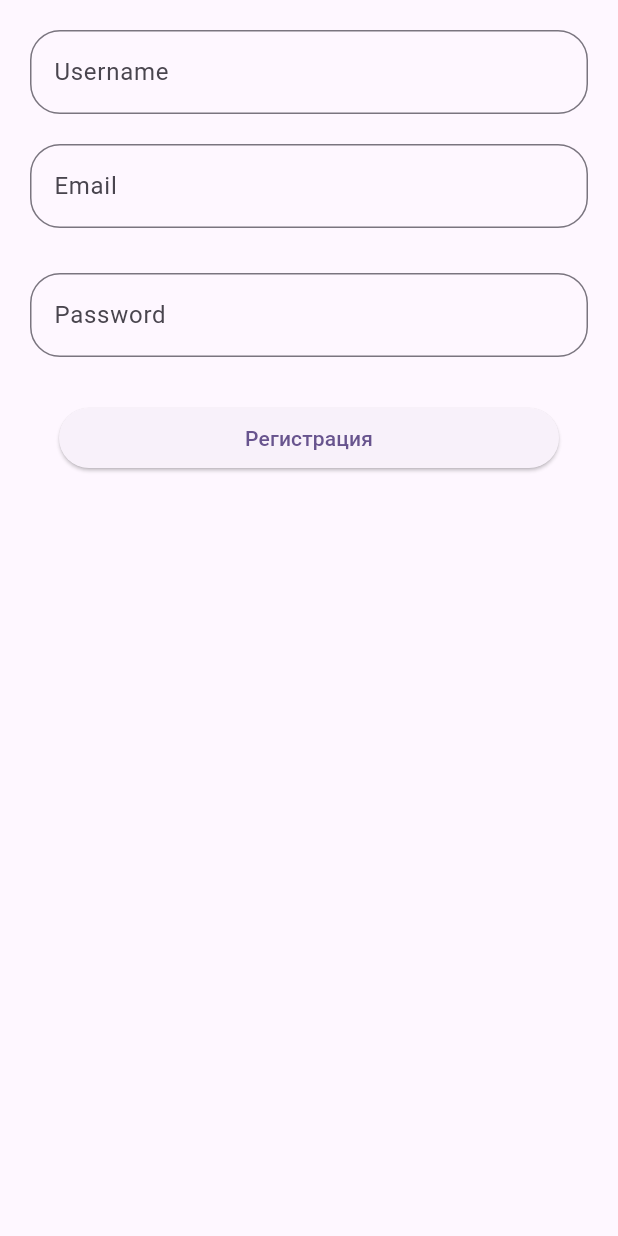
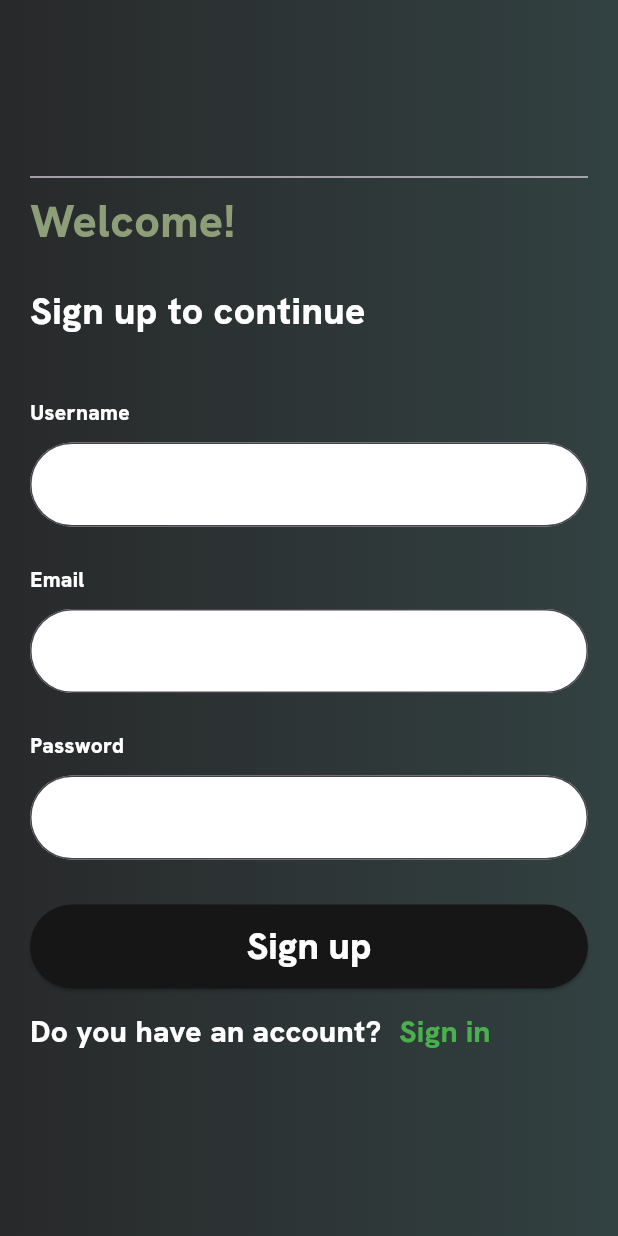
Before and after one commit to furnenshv123/keep_fit, a Flutter app: the AuthScreen widget shown alone on an empty page, opened directly, on a phone screen of 412 x 824 dp. Run offline on Flutter 3.47's test engine with Material 3 defaults, Android fonts, the phone set to English and light mode, and no system bars; our stand-ins replace auto_route, dartz, equatable, firebase_auth, firebase_core, get_it; accounts and stored records are empty.

Commit message:
add sigin signup screens

```diff
--- /dev/null
+++ b/devtools_options.yaml
@@ -0,0 +1,3 @@
+description: This file stores settings for Dart & Flutter DevTools.
+documentation: https://docs.flutter.dev/tools/devtools/extensions#configure-extension-enablement-states
+extensions:
--- a/lib/config/router/router.dart
+++ b/lib/config/router/router.dart
@@ -10,7 +10,8 @@ class AppRouter extends RootStackRouter{
     AutoRoute(page: HomeRoute.page, path: '/', children: [
       AutoRoute(page: DiaryRoute.page, path: 'diary'),
       AutoRoute(page: WeightRoute.page, path: 'weight'),
-      AutoRoute(page: AuthRoute.page, path: 'profile')
+      AutoRoute(page: AuthRoute.page, path: 'signup', ),
+      AutoRoute(page: SignInRoute.page, path: 'signin')
     ]),
   ];
 
--- a/lib/features/auth/presentation/view/auth_screen.dart
+++ b/lib/features/auth/presentation/view/auth_screen.dart
@@ -1,8 +1,13 @@
 import 'package:auto_route/auto_route.dart';
 import 'package:flutter/material.dart';
 import 'package:keep_fit/config/locator/locator.dart';
+import 'package:keep_fit/config/router/router.gr.dart';
 import 'package:keep_fit/features/auth/data/models/user_model.dart';
 import 'package:keep_fit/features/auth/domain/usecases/auth/signup_usecase.dart';
+import 'package:keep_fit/features/auth/presentation/widgets/button_widget_app.dart';
+import 'package:keep_fit/features/auth/presentation/widgets/change_auth_mode.dart';
+import 'package:keep_fit/features/auth/presentation/widgets/text_field_widget.dart';
+import 'package:keep_fit/themes/colors.dart';
 
 @RoutePage()
 class AuthScreen extends StatefulWidget {
@@ -16,60 +21,85 @@ class _ProfileScreenState extends State<AuthScreen> {
   final _emailController = TextEditingController();
   final _passwordController = TextEditingController();
   final _usernameController = TextEditingController();
-
+  bool changeMode = true;
   @override
   Widget build(BuildContext context) {
     return Container(
+      decoration: const BoxDecoration(
+        gradient: LinearGradient(
+          colors: [AppColors.secondForGradient, Color.fromRGBO(50, 65, 65, 1)],
+        ),
+      ),
       padding: const EdgeInsets.all(20),
       child: Column(
+        crossAxisAlignment: CrossAxisAlignment.start,
         children: [
-          TextField(
-            decoration: const InputDecoration(
-                border: OutlineInputBorder(
-                    borderRadius: BorderRadius.all(Radius.circular(20))),
-                labelText: 'Username'),
-            controller: _usernameController,
+          const SizedBox(
+            height: 90,
           ),
+          const Divider(),
+          const Text(
+            'Welcome!',
+            style: TextStyle(
+                fontFamily: "Hanken",
+                color: AppColors.defaultText,
+                fontSize: 30),
+          ),
+          const Padding(
+            padding: EdgeInsets.only(top: 20, bottom: 40),
+            child: Text('Sign up to continue',
+                style: TextStyle(
+                    fontFamily: "Hanken", color: Colors.white, fontSize: 25)),
+          ),
+          TextFieldWidget(
+              textLabel: 'Username', controller: _usernameController),
           const SizedBox(
-            height: 20,
+            height: 25,
           ),
-          TextField(
-            decoration: const InputDecoration(
-                border: OutlineInputBorder(
-                    borderRadius: BorderRadius.all(Radius.circular(20))),
-                labelText: 'Email'),
-            controller: _emailController,
+          TextFieldWidget(textLabel: 'Email', controller: _emailController),
+          const SizedBox(
+            height: 25,
+          ),
+          TextFieldWidget(
+            textLabel: 'Password',
+            controller: _passwordController,
+            obscureMod: true,
           ),
           const SizedBox(
             height: 30,
           ),
-          TextField(
-            decoration: const InputDecoration(
-                border: OutlineInputBorder(
-                    borderRadius: BorderRadius.all(Radius.circular(20))),
-                labelText: 'Password'),
-            controller: _passwordController,
-            obscureText: true,
+          const ButtonWidgetApp(
+              labelText: 'Sign up',
+              height: 56,
+              width: double.infinity,
+              fontSize: 25),
+          const SizedBox(
+            height: 5,
           ),
-          const SizedBox(
-            height: 30,
-          ),
-           ElevatedButton(
-              onPressed: () async {
-                var result = await getInstance<SignupUsecase>().call(UserModel(
-                    username: _usernameController.text,
-                    password: _passwordController.text,
-                    email: _emailController.text));
-                    result.fold((l){
-                      var snackBar = SnackBar(content: Text('Registraition failed! Try again'));
-                      ScaffoldMessenger.of(context).showSnackBar(snackBar);
-                    }, (r){
-                      AutoRouter.of(context).navigateNamed('diary');
-                    });
-              },
-              child: Container(
-                  padding: const EdgeInsets.symmetric(horizontal: 100),
-                  child: const Text('Регистрация')))
+          Container(
+            child: Row(
+              children: [
+                const Text(
+                  'Do you have an account?',
+                  style: TextStyle(
+                      fontFamily: "Hanken", color: Colors.white, fontSize: 20),
+                ),
+                TextButton(
+                    onPressed: () {
+
+                        AutoRouter.of(context).navigate(SignInRoute());
+
+                    },
+                    child: const Text(
+                      'Sign in',
+                      style: const TextStyle(
+                          fontFamily: "Hanken",
+                          color: AppColors.dedicatedText,
+                          fontSize: 20),
+                    ))
+              ],
+            ),
+          )
         ],
       ),
     );
--- /dev/null
+++ b/lib/features/auth/presentation/widgets/button_widget_app.dart
@@ -0,0 +1,39 @@
+import 'package:flutter/material.dart';
+import 'package:keep_fit/themes/colors.dart';
+
+class ButtonWidgetApp extends StatefulWidget {
+  const ButtonWidgetApp(
+      {super.key,
+      required this.labelText,
+      required this.height,
+      required this.width,
+      required this.fontSize});
+  final String labelText;
+  final double height;
+  final double width;
+  final double fontSize;
+  @override
+  State<ButtonWidgetApp> createState() => _ButtonWidgetAppState();
+}
+
+class _ButtonWidgetAppState extends State<ButtonWidgetApp> {
+  @override
+  Widget build(BuildContext context) {
+    return ElevatedButton(
+      onPressed: () {},
+      child: Container(
+        alignment: Alignment.center,
+        height: widget.height,
+        width: widget.width,
+        child: Text(widget.labelText),
+      ),
+      style: ButtonStyle(
+          textStyle: WidgetStatePropertyAll(TextStyle(
+              fontFamily: "Hanken",
+
+              fontSize: widget.fontSize)),
+          foregroundColor: const WidgetStatePropertyAll(Colors.white),
+          backgroundColor: const WidgetStatePropertyAll(AppColors.blackAppColor)
+    ));
+  }
+}
--- /dev/null
+++ b/lib/features/auth/presentation/widgets/text_field_widget.dart
@@ -0,0 +1,54 @@
+import 'package:flutter/material.dart';
+import 'package:keep_fit/themes/colors.dart';
+
+class TextFieldWidget extends StatefulWidget {
+  TextFieldWidget(
+      {super.key,
+      required this.textLabel,
+      required this.controller,
+      this.obscureMod = false});
+  final String textLabel;
+  final TextEditingController controller;
+  bool obscureMod;
+  @override
+  State<TextFieldWidget> createState() => _TextFieldWidgetState();
+}
+
+class _TextFieldWidgetState extends State<TextFieldWidget> {
+  @override
+  Widget build(BuildContext context) {
+    return Container(
+      child: Column(
+        crossAxisAlignment: CrossAxisAlignment.start,
+        children: [
+          Text(
+            widget.textLabel,
+            style: const TextStyle(
+              fontFamily: "Hanken",
+              color: Colors.white,
+            ),
+          ),
+          const SizedBox(
+            height: 10,
+          ),
+          TextField(
+            cursorColor: AppColors.blackAppColor,
+            decoration: const InputDecoration(
+
+              filled: true,
+              fillColor: Colors.white,
+              border: OutlineInputBorder(
+                  borderRadius: BorderRadius.all(Radius.circular(40))),
+              focusedBorder: OutlineInputBorder(borderRadius: BorderRadius.all(Radius.circular(40)),
+                borderSide: BorderSide(width: 3)
+              )
+
+            ),
+            controller: widget.controller,
+            obscureText: widget.obscureMod,
+          ),
+        ],
+      ),
+    );
+  }
+}
--- a/lib/features/main/presentation/widgets/model_nav_bar.dart
+++ b/lib/features/main/presentation/widgets/model_nav_bar.dart
@@ -4,5 +4,5 @@ class ModelNavBar {
   final IconData icon;
   final String name;
 
-  ModelNavBar({required this.icon, required this.name});
+  const ModelNavBar({required this.icon, required this.name});
 }
--- a/pubspec.yaml
+++ b/pubspec.yaml
@@ -90,6 +90,9 @@ flutter:
     - family: AppIcons
       fonts:
        - asset: assets/fonts/MyFlutterApp.ttf
+    - family: Hanken
+      fonts:
+        - asset: assets/fonts/HankenGrotesk-ExtraBold.ttf
   #   - family: Trajan Pro
   #     fonts:
   #       - asset: fonts/TrajanPro.ttf
```
Also changed, not shown: lib/features/auth/presentation/view/sign_in_screen.dart (added, +74 -0 lines), lib/features/auth/presentation/widgets/change_auth_mode.dart (added, +40 -0 lines), lib/features/main/presentation/view/home_screen.dart (+15 -31 lines), lib/features/main/presentation/widgets/bottom_nav_bar_widget.dart (+27 -5 lines), assets/fonts/HankenGrotesk-ExtraBold.ttf (added), lib/config/router/router.gr.dart.
